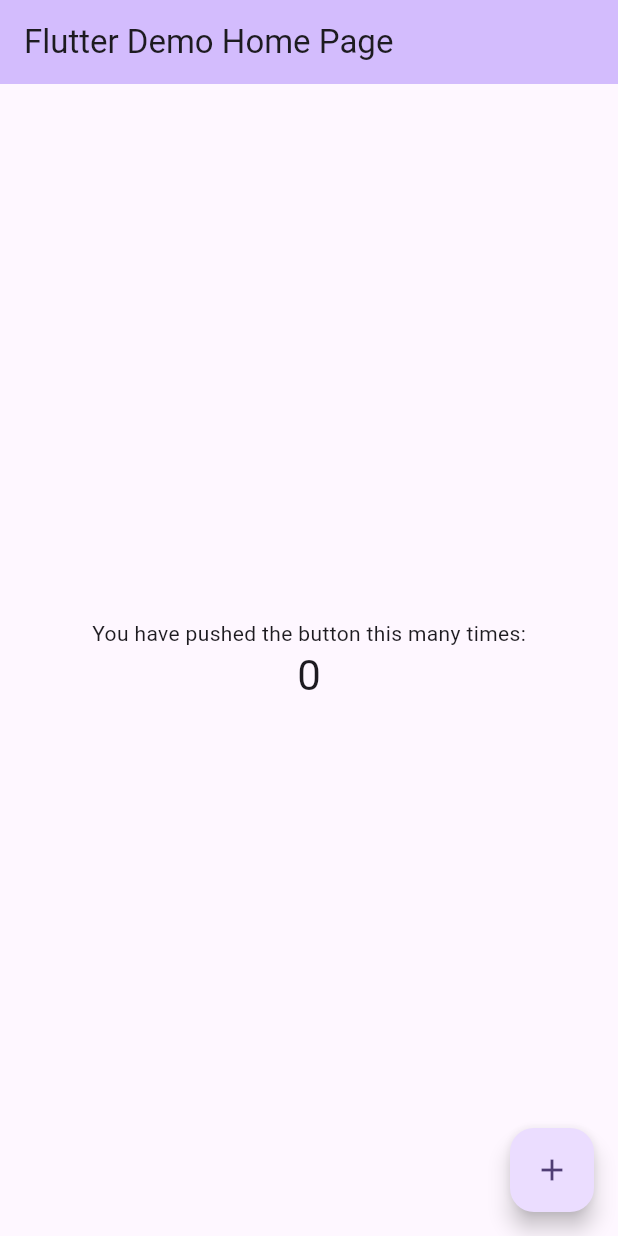
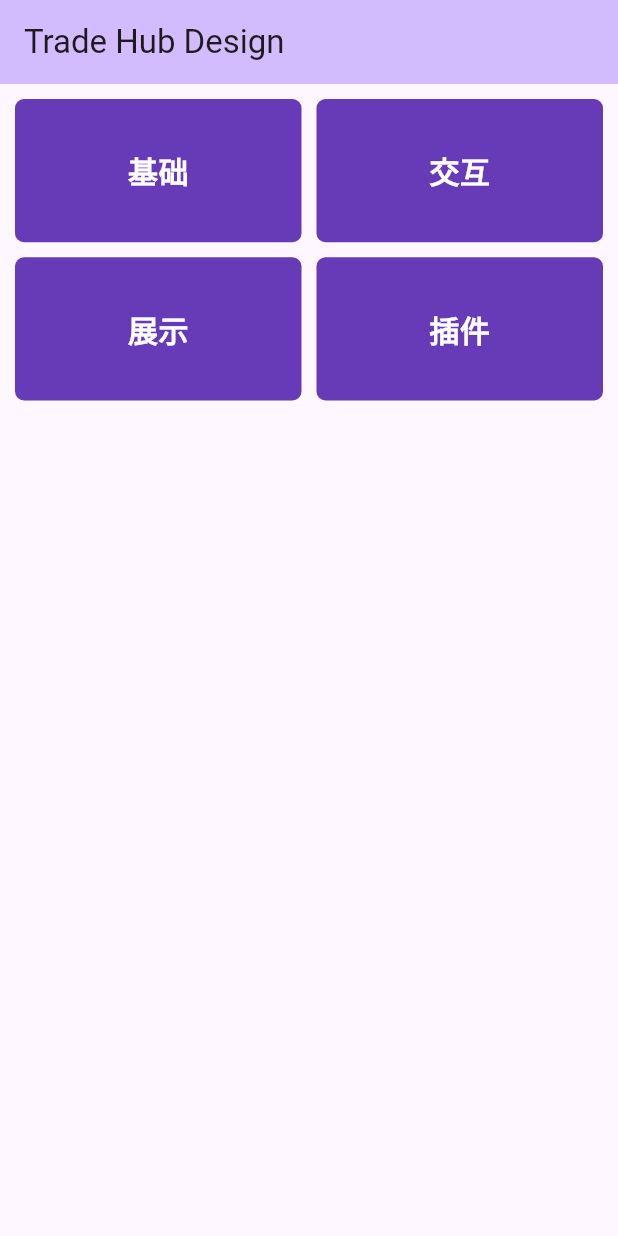
Before and after one commit to StanleyCocos/TradeHub, a Flutter app: the screen it shows after launch, on a phone screen of 412 x 824 dp. Run offline on Flutter 3.47's test engine with Material 3 defaults, Android fonts, the phone set to English and light mode, and no system bars; our stand-ins replace get.

Commit message:
添加倒计时组件

```diff
--- a/example/lib/main.dart
+++ b/example/lib/main.dart
@@ -1,125 +1,97 @@
 import 'package:flutter/material.dart';
+import 'package:get/get.dart';
 
-void main() {
-  runApp(const MyApp());
-}
+import 'pages/base_page.dart';
+import 'pages/show/countdown_page.dart';
+import 'pages/show/show_page.dart';
+
+void main() => runApp(const MyApp());
 
 class MyApp extends StatelessWidget {
-  const MyApp({Key? key}):super(key: key);
+  const MyApp({Key? key}) : super(key: key);
 
-  // This widget is the root of your application.
   @override
   Widget build(BuildContext context) {
-    return MaterialApp(
-      title: 'Flutter Demo',
+    return GetMaterialApp (
       theme: ThemeData(
-        // This is the theme of your application.
-        //
-        // TRY THIS: Try running your application with "flutter run". You'll see
-        // the application has a purple toolbar. Then, without quitting the app,
-        // try changing the seedColor in the colorScheme below to Colors.green
-        // and then invoke "hot reload" (save your changes or press the "hot
-        // reload" button in a Flutter-supported IDE, or press "r" if you used
-        // the command line to start the app).
-        //
-        // Notice that the counter didn't reset back to zero; the application
-        // state is not lost during the reload. To reset the state, use hot
-        // restart instead.
-        //
-        // This works for code too, not just values: Most code changes can be
-        // tested with just a hot reload.
         colorScheme: ColorScheme.fromSeed(seedColor: Colors.deepPurple),
         useMaterial3: true,
       ),
-      home: const MyHomePage(title: 'Flutter Demo Home Page'),
+      routes: {
+        '/base': (context) => const BasePage(),
+        '/show': (context) => const ShowPage(),
+        '/countdown': (context) => const CountdownPage(),
+      },
+      home: const MyHomePage(),
     );
   }
 }
 
 class MyHomePage extends StatefulWidget {
-  const MyHomePage({Key? key, required this.title}):super(key: key);
-
-  // This widget is the home page of your application. It is stateful, meaning
-  // that it has a State object (defined below) that contains fields that affect
-  // how it looks.
-
-  // This class is the configuration for the state. It holds the values (in this
-  // case the title) provided by the parent (in this case the App widget) and
-  // used by the build method of the State. Fields in a Widget subclass are
-  // always marked "final".
-
-  final String title;
+  const MyHomePage({Key? key}) : super(key: key);
 
   @override
   State<MyHomePage> createState() => _MyHomePageState();
 }
 
 class _MyHomePageState extends State<MyHomePage> {
-  int _counter = 0;
+  final List<String> _list = ['基础', '交互', '展示', '插件'];
 
-  void _incrementCounter() {
-    setState(() {
-      // This call to setState tells the Flutter framework that something has
-      // changed in this State, which causes it to rerun the build method below
-      // so that the display can reflect the updated values. If we changed
-      // _counter without calling setState(), then the build method would not be
-      // called again, and so nothing would appear to happen.
-      _counter++;
-    });
+  Future _toPage(int index) async {
+    String routeName = '';
+    switch(index){
+      case 0:
+        routeName = '/base';
+        break;
+      case 2:
+        routeName = '/show';
+        break;
+      default:
+        routeName = '/base';
+        break;
+    }
+    return await Get.toNamed(routeName);
   }
 
   @override
   Widget build(BuildContext context) {
-    // This method is rerun every time setState is called, for instance as done
-    // by the _incrementCounter method above.
-    //
-    // The Flutter framework has been optimized to make rerunning build methods
-    // fast, so that you can just rebuild anything that needs updating rather
-    // than having to individually change instances of widgets.
     return Scaffold(
       appBar: AppBar(
-        // TRY THIS: Try changing the color here to a specific color (to
-        // Colors.amber, perhaps?) and trigger a hot reload to see the AppBar
-        // change color while the other colors stay the same.
         backgroundColor: Theme.of(context).colorScheme.inversePrimary,
-        // Here we take the value from the MyHomePage object that was created by
-        // the App.build method, and use it to set our appbar title.
-        title: Text(widget.title),
+        title: const Text('Trade Hub Design'),
       ),
-      body: Center(
-        // Center is a layout widget. It takes a single child and positions it
-        // in the middle of the parent.
-        child: Column(
-          // Column is also a layout widget. It takes a list of children and
-          // arranges them vertically. By default, it sizes itself to fit its
-          // children horizontally, and tries to be as tall as its parent.
-          //
-          // Column has various properties to control how it sizes itself and
-          // how it positions its children. Here we use mainAxisAlignment to
-          // center the children vertically; the main axis here is the vertical
-          // axis because Columns are vertical (the cross axis would be
-          // horizontal).
-          //
-          // TRY THIS: Invoke "debug painting" (choose the "Toggle Debug Paint"
-          // action in the IDE, or press "p" in the console), to see the
-          // wireframe for each widget.
-          mainAxisAlignment: MainAxisAlignment.center,
-          children: <Widget>[
-            const Text(
-              'You have pushed the button this many times:',
+      body: GridView.builder(
+        itemCount: _list.length,
+        padding: const EdgeInsets.symmetric(horizontal: 10, vertical: 10),
+        gridDelegate: const SliverGridDelegateWithFixedCrossAxisCount(
+          crossAxisCount: 2, // 每行有两个网格
+          crossAxisSpacing: 10.0, // 网格之间的横向间距
+          mainAxisSpacing: 10.0, // 网格之间的纵向间距
+          childAspectRatio: 2.0,
+        ),
+        itemBuilder: (content, index) {
+          return GestureDetector(
+            onTap: ()=> _toPage(index),
+            child: Container(
+              width: double.infinity,
+              height: double.infinity,
+              decoration: BoxDecoration(
+                color: Colors.deepPurple,
+                borderRadius: BorderRadius.circular(6),
+              ),
+              alignment: Alignment.center,
+              child: Text(
+                _list[index],
+                style: const TextStyle(
+                  color: Colors.white,
+                  fontSize: 20,
+                  fontWeight: FontWeight.bold,
+                ),
+              ),
             ),
-            Text(
-              '$_counter',
-              style: Theme.of(context).textTheme.headlineMedium,
-            ),
-          ],
-        ),
+          );
+        },
       ),
-      floatingActionButton: FloatingActionButton(
-        onPressed: _incrementCounter,
-        tooltip: 'Increment',
-        child: const Icon(Icons.add),
-      ), // This trailing comma makes auto-formatting nicer for build methods.
     );
   }
 }
--- a/example/pubspec.yaml
+++ b/example/pubspec.yaml
@@ -37,6 +37,7 @@ dependencies:
   cupertino_icons: ^1.0.2
   trade_hub:
     path: ../
+  get: ^4.6.6
 
 dev_dependencies:
   flutter_test:
```
Also changed, not shown: example/lib/extsion/text_ext.dart (added, +21 -0 lines), example/lib/pages/base_page.dart (added, +80 -0 lines), example/lib/pages/show/countdown_page.dart (added, +185 -0 lines), example/lib/pages/show/show_page.dart (added, +68 -0 lines), lib/src/th_countdown.dart (added, +110 -0 lines), lib/trade_hub.dart (+2 -5 lines), 1 other file.
